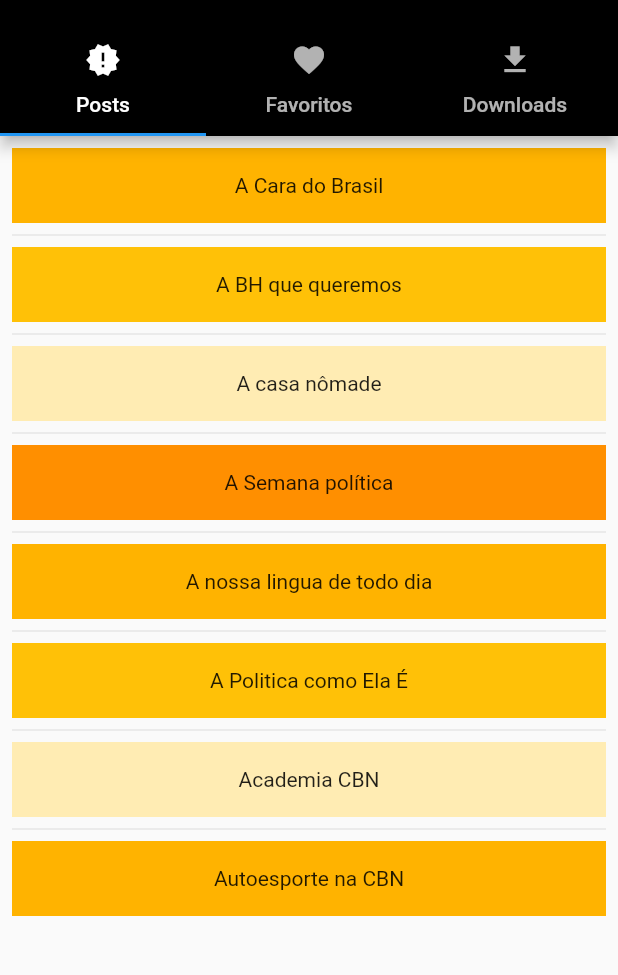
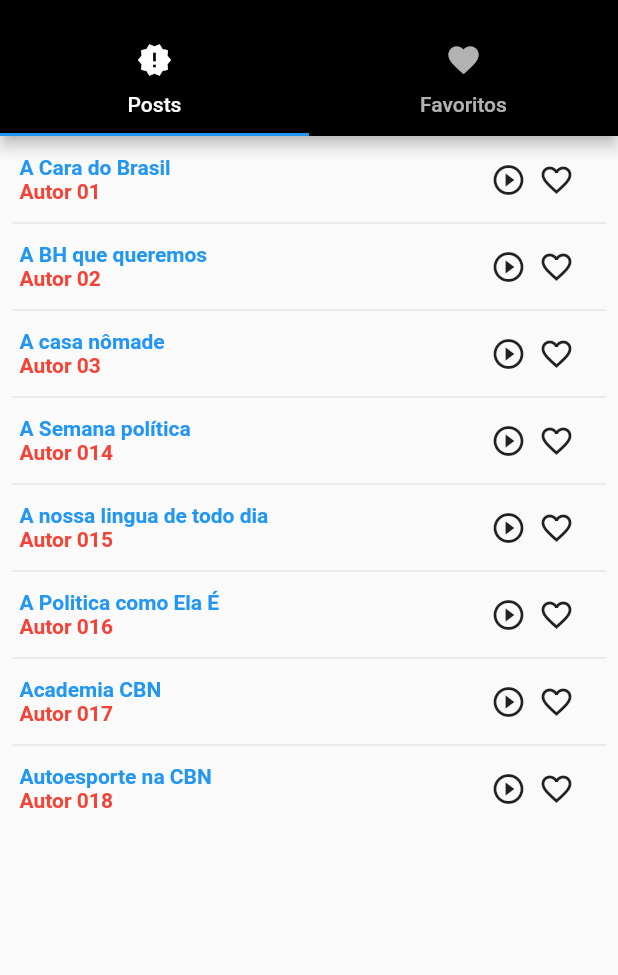
Before and after one commit to etepdcast/pdcast, a Flutter app: the screen it shows after launch, on a phone screen of 412 x 824 dp, the part 59-1034 px from its top. Run offline on Flutter 3.47's test engine with Material 2 defaults, Android fonts, the phone set to English and light mode, and no system bars; our stand-ins replace cloud_firestore, firebase_auth, splashscreen; accounts and stored records are empty.

Commit message:
Configurando aexibicao dos posts

```diff
--- a/pdcast/lib/src/ui/home_page.dart
+++ b/pdcast/lib/src/ui/home_page.dart
@@ -1,9 +1,11 @@
 import 'package:flutter/material.dart';
 import 'package:flutter/services.dart';
 import 'package:pdcast/src/model/choice.dart';
-import 'package:pdcast/src/model/podCast.dart';
 import 'package:pdcast/src/ui/canal_lista_page.dart';
 import 'package:pdcast/src/ui/configuracao_page.dart';
+import 'package:pdcast/src/ui/widgets/aba_downloads_widget.dart';
+import 'package:pdcast/src/ui/widgets/aba_favoritos_widget.dart';
+import 'package:pdcast/src/ui/widgets/aba_posts_widget.dart';
 import 'package:pdcast/src/ui/widgets/appBar_widget.dart';
 
 class HomePage extends StatefulWidget {
@@ -28,20 +30,7 @@
     }
   }
 
-  final List<PodCast> podcasts = <PodCast>[
-    PodCast(nome: 'A Cara do Brasil'),
-    PodCast(nome: 'A BH que queremos'),
-    PodCast(nome: 'A casa nômade'),
-    PodCast(nome: 'A Semana política'),
-    PodCast(nome: 'A nossa lingua de todo dia'),
-    PodCast(nome: 'A Politica como Ela É'),
-    PodCast(nome: 'Academia CBN'),
-    PodCast(nome: 'Autoesporte na CBN'),
-  ];
 
-  final List<String> entries = <String>['Post A', 'Post B',
-    'Post C', 'Post D', 'Post E', 'Post F', 'Post G'];
-  final List<int> colors = <int>[600, 500, 100, 800, 600, 500, 100, 600];
 
   @override
   Widget build(BuildContext context) {
@@ -54,7 +43,7 @@
     return MaterialApp(
       debugShowCheckedModeBanner: false,
       home: DefaultTabController(
-        length: 3,
+        length: 2,
         child: Scaffold(
           //appBar: AppBarWidget(),
           appBar: AppBar(
@@ -84,30 +73,19 @@
                   text: 'Favoritos',
                   icon: Icon(Icons.favorite)
                 ),
-                Tab(
-                  text: 'Downloads',
-                  icon: Icon(Icons.file_download)
-                ),
+                // Tab(
+                //   text: 'Downloads',
+                //   icon: Icon(Icons.file_download)
+                // ),
               ],
             ),
 
           ),
           body: TabBarView(
             children: [
-              ListView.separated(
-                padding: const EdgeInsets.all(8),
-                itemCount: podcasts.length,
-                itemBuilder: (BuildContext context, int index) {
-                  return Container(
-                    height: 50,
-                    color: Colors.amber[colors[index]],
-                    child: Center(child: Text('${podcasts[index].nome}')),
-                  );
-                },
-                separatorBuilder: (BuildContext context, int index) => const Divider(),
-              ),
-              Icon(Icons.favorite),
-              Icon(Icons.file_download),
+              AbaPostsWidget(),
+              AbaFavoritosWidget(),
+              // AbaDownloadsWidget(),
             ],
           ),
         ),
@@ -115,35 +93,3 @@
     );
   }
 }
-
-/*
- * Cria o menu superior
- */
-const List<Choice> choices = const <Choice>[
-  const Choice(title: 'Meus canais', icon: Icons.directions_car, sigla: "EMC"),
-  const Choice(title: 'Configuração', icon: Icons.directions_bike, sigla: "CONFIG"),
-];
-
-class ChoiceCard extends StatelessWidget {
-  const ChoiceCard({Key key, this.choice}) : super(key: key);
-
-  final Choice choice;
-
-  @override
-  Widget build(BuildContext context) {
-    final TextStyle textStyle = Theme.of(context).textTheme.display1;
-    return Card(
-      color: Colors.white,
-      child: Center(
-        child: Column(
-          mainAxisSize: MainAxisSize.min,
-          crossAxisAlignment: CrossAxisAlignment.center,
-          children: <Widget>[
-            Icon(choice.icon, size: 128.0, color: textStyle.color),
-            Text(choice.title, style: textStyle),
-          ],
-        ),
-      ),
-    );
-  }
-}
--- a/pdcast/lib/src/ui/widgets/aba_downloads_widget.dart
+++ b/pdcast/lib/src/ui/widgets/aba_downloads_widget.dart
@@ -8,8 +8,6 @@
 class _AbaDownloadsWidgetState extends State<AbaDownloadsWidget> {
   @override
   Widget build(BuildContext context) {
-    return Container(
-      child: Text('ABA DOWNLOADS'),
-    );
+    return Icon(Icons.chat);
   }
 }
--- a/pdcast/lib/src/ui/widgets/aba_favoritos_widget.dart
+++ b/pdcast/lib/src/ui/widgets/aba_favoritos_widget.dart
@@ -1,4 +1,6 @@
 import 'package:flutter/material.dart';
+import 'package:pdcast/src/model/podCast.dart';
+import 'package:pdcast/src/ui/widgets/pod_cast_widget.dart';
 
 class AbaFavoritosWidget extends StatefulWidget {
   @override
@@ -6,10 +8,23 @@
 }
 
 class _AbaFavoritosWidgetState extends State<AbaFavoritosWidget> {
+final List<PodCast> podcasts = <PodCast>[
+    PodCast(nome: 'A Politica como Ela É', autor: 'Autor 016'),
+    PodCast(nome: 'Academia CBN', autor: 'Autor 017'),
+    PodCast(nome: 'Autoesporte na CBN', autor: 'Autor 018'),
+  ];
+
   @override
   Widget build(BuildContext context) {
     return Container(
-      child: Text('ABA FAVORITOS'),
+      child: ListView.separated(
+        padding: const EdgeInsets.all(8),
+        itemCount: podcasts.length,
+        itemBuilder: (BuildContext context, int index) {
+          return PodCastWidget(podCast: podcasts[index]);
+        },
+        separatorBuilder: (BuildContext context, int index) => const Divider(),
+      ),
     );
   }
 }
--- a/pdcast/lib/src/ui/widgets/aba_posts_widget.dart
+++ b/pdcast/lib/src/ui/widgets/aba_posts_widget.dart
@@ -1,4 +1,6 @@
 import 'package:flutter/material.dart';
+import 'package:pdcast/src/model/podCast.dart';
+import 'package:pdcast/src/ui/widgets/pod_cast_widget.dart';
 
 class AbaPostsWidget extends StatefulWidget {
   @override
@@ -6,10 +8,33 @@
 }
 
 class _AbaPostsWidgetState extends State<AbaPostsWidget> {
+
+ final List<PodCast> podcasts = <PodCast>[
+    PodCast(nome: 'A Cara do Brasil', autor: 'Autor 01'),
+    PodCast(nome: 'A BH que queremos', autor: 'Autor 02'),
+    PodCast(nome: 'A casa nômade', autor: 'Autor 03'),
+    PodCast(nome: 'A Semana política', autor: 'Autor 014'),
+    PodCast(nome: 'A nossa lingua de todo dia', autor: 'Autor 015'),
+    PodCast(nome: 'A Politica como Ela É', autor: 'Autor 016'),
+    PodCast(nome: 'Academia CBN', autor: 'Autor 017'),
+    PodCast(nome: 'Autoesporte na CBN', autor: 'Autor 018'),
+  ];
+
+  // final List<String> entries = <String>['Post A', 'Post B',
+  //   'Post C', 'Post D', 'Post E', 'Post F', 'Post G'];
+  // final List<int> colors = <int>[600, 500, 100, 800, 600, 500, 100, 600];
+
   @override
   Widget build(BuildContext context) {
     return Container(
-      child: Text('ABA POSTS'),
+      child: ListView.separated(
+        padding: const EdgeInsets.all(8),
+        itemCount: podcasts.length,
+        itemBuilder: (BuildContext context, int index) {
+          return PodCastWidget(podCast: podcasts[index]);
+        },
+        separatorBuilder: (BuildContext context, int index) => const Divider(),
+      ),
     );
   }
 }
--- /dev/null
+++ b/pdcast/lib/src/ui/widgets/pod_cast_widget.dart
@@ -0,0 +1,80 @@
+import 'package:flutter/material.dart';
+import 'package:pdcast/src/model/podCast.dart';
+import 'package:pdcast/src/utils/size_config.dart';
+
+class PodCastWidget extends StatefulWidget {
+  final PodCast podCast;
+  const PodCastWidget({Key key, this.podCast});
+
+  @override
+  _PodCastWidgetState createState() => _PodCastWidgetState();
+}
+
+class _PodCastWidgetState extends State<PodCastWidget> {
+
+  @override
+  Widget build(BuildContext context) {
+    print(SizeConfig(context: context).getWidth());
+    print(SizeConfig(context: context).getHeight());
+
+    double widthText= SizeConfig(context: context).getWidth() - 100;
+    print(widthText);
+
+    return Container(
+      padding: EdgeInsets.all(5),
+      child: Align(
+        alignment: Alignment.centerLeft,
+        child: Row(
+          children: <Widget>[
+            Container(
+              child: Row(
+                children: <Widget>[
+                  Container(
+                    child: Column(
+                      children: <Widget>[
+                        Container(
+                          width: widthText,
+                          child: Text(
+                            widget.podCast.nome,
+                            style: TextStyle(
+                              fontWeight: FontWeight.bold,
+                              color: Colors.blue,
+                            ),
+                          ),
+                        ),
+                        Container(
+                          width: widthText,
+                          child: Text(
+                            widget.podCast.autor,
+                            style: TextStyle(
+                              fontWeight: FontWeight.bold,
+                              color: Colors.red,
+                            ),
+                          ),
+                        ),
+                      ]
+                    )
+                  )
+                ]
+              ),
+            ),
+            Container(
+              child: Row(
+                children: <Widget>[
+                  Container(
+                    padding: EdgeInsets.fromLTRB(2, 0, 4, 0),
+                    child: Icon(Icons.play_circle_outline),
+                  ),
+                  Container(
+                    padding: EdgeInsets.fromLTRB(4, 0, 2, 0),
+                    child: Icon(Icons.favorite_border),
+                  ),
+                ]
+              )
+            )
+          ],
+        )
+      )
+    );
+  }
+}
--- a/pdcast/lib/src/ui/widgets/titulo_widget.dart
+++ b/pdcast/lib/src/ui/widgets/titulo_widget.dart
@@ -7,6 +7,7 @@
 
   @override
   _TituloWidgetState createState() => _TituloWidgetState();
+
 }
 
 class _TituloWidgetState extends State<TituloWidget> {
--- /dev/null
+++ b/pdcast/lib/src/utils/size_config.dart
@@ -0,0 +1,48 @@
+import 'package:flutter/material.dart';
+
+
+//https://pt.stackoverflow.com/questions/380470/como-fa%C3%A7o-pra-calcular-tamanho-dos-widgets-para-diferentes-resolu%C3%A7%C3%B5es
+class SizeConfig {
+
+  final MediaQueryData mediaQueryData;
+  final BuildContext context;
+
+  SizeConfig({this.mediaQueryData, this.context});
+
+  static SizeConfig of(BuildContext context) =>
+      SizeConfig(mediaQueryData: MediaQuery.of(context));
+
+  double dynamicScaleSize({double size, double scaleFactorTablet, double scaleFactorMini}) {
+    if(isTablet()) {
+      final scaleFactor = scaleFactorTablet ?? 2;
+      return size * scaleFactor;
+    }
+
+    if(isMini()) {
+      final scaleFactor = scaleFactorMini ?? 0.8;
+      return size * scaleFactor;
+    }
+
+    return size;
+  }
+
+  /// Defines device type based on logical device pixels. Bigger than 600 means it is a tablet
+  bool isTablet() {
+    final shortestSide = mediaQueryData.size.shortestSide;
+    return shortestSide > 600;
+  }
+
+  /// Defines device type based on logical device pixels. Less or equal than 320 means it is a mini device
+  bool isMini() {
+    final shortestSide = mediaQueryData.size.shortestSide;
+    return shortestSide <= 320;
+  }
+
+  double getWidth() {
+    return MediaQuery.of(context).size.width;
+  }
+
+  double getHeight() {
+    return MediaQuery.of(context).size.height;
+  }
+}
--- /dev/null
+++ b/pdcast/lib/src/utils/utils.dart
@@ -0,0 +1,8 @@
+class Utils{
+
+  static String pathAsserts = "";
+
+  static String categoriaMatematica = "matematica";
+  static String categoriaFisica = "fisica";
+
+}
```
Also changed, not shown: 1 other file.
